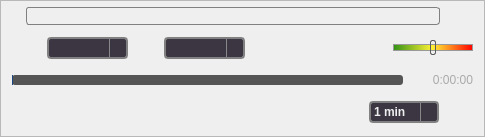
Before: the Qt Designer form branches/vlc-record_qt4/forms/qoverlayedcontrol.ui in code-google-com/vlc-record, drawn with Qt 5.
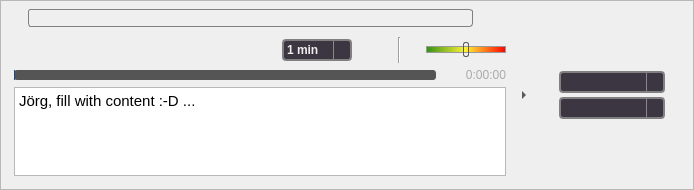
After: the same form once the commit is applied. Icons and pictures are not drawn. Custom widgets are drawn as their Qt base class.

Commit message: - add move crop / resize stuff to extended panel (not finished yet)

The edit to the form file:
```diff
--- a/branches/vlc-record_qt4/forms/qoverlayedcontrol.ui
+++ b/branches/vlc-record_qt4/forms/qoverlayedcontrol.ui
@@ -6,8 +6,8 @@
    <rect>
     <x>0</x>
     <y>0</y>
-    <width>485</width>
-    <height>137</height>
+    <width>694</width>
+    <height>190</height>
    </rect>
   </property>
   <property name="windowTitle">
@@ -117,21 +117,60 @@
      <property name="frameShadow">
       <enum>QFrame::Raised</enum>
      </property>
+     <layout class="QHBoxLayout" name="horizontalLayout" stretch="10,1,1">
+      <property name="spacing">
+       <number>0</number>
+      </property>
+      <property name="leftMargin">
+       <number>4</number>
+      </property>
+      <property name="topMargin">
+       <number>4</number>
+      </property>
+      <property name="rightMargin">
+       <number>4</number>
+      </property>
+      <property name="bottomMargin">
+       <number>4</number>
+      </property>
+      <item>
+       <widget class="QFrame" name="frame">
+        <property name="minimumSize">
+         <size>
+          <width>510</width>
+          <height>0</height>
+         </size>
+        </property>
+        <property name="maximumSize">
+         <size>
+          <width>510</width>
+          <height>16777215</height>
+         </size>
+        </property>
+        <property name="frameShape">
+         <enum>QFrame::NoFrame</enum>
+        </property>
+        <property name="frameShadow">
+         <enum>QFrame::Raised</enum>
+        </property>
+        <property name="lineWidth">
+         <number>0</number>
+        </property>
      <layout class="QVBoxLayout" name="verticalLayout_2">
       <property name="spacing">
        <number>0</number>
       </property>
       <property name="leftMargin">
-       <number>2</number>
+          <number>0</number>
       </property>
       <property name="topMargin">
-       <number>2</number>
+          <number>0</number>
       </property>
       <property name="rightMargin">
-       <number>2</number>
+          <number>0</number>
       </property>
       <property name="bottomMargin">
-       <number>2</number>
+          <number>0</number>
       </property>
       <item>
        <layout class="QHBoxLayout" name="hLayoutCaption">
@@ -289,102 +328,84 @@
          <number>9</number>
         </property>
         <item>
-         <widget class="QLabel" name="labAspect">
-          <property name="minimumSize">
-           <size>
-            <width>24</width>
-            <height>14</height>
-           </size>
-          </property>
+            <widget class="QPushButton" name="pushPlay">
           <property name="maximumSize">
            <size>
-            <width>24</width>
-            <height>14</height>
-           </size>
-          </property>
+               <width>26</width>
+               <height>26</height>
+              </size>
+             </property>
+             <property name="toolTip">
+              <string>Play selected Channel</string>
+             </property>
           <property name="text">
            <string/>
           </property>
-          <property name="pixmap">
-           <pixmap resource="../common.qrc">:/player/white_aspect</pixmap>
-          </property>
-          <property name="scaledContents">
-           <bool>true</bool>
-          </property>
-          <property name="alignment">
-           <set>Qt::AlignCenter</set>
-          </property>
-         </widget>
-        </item>
-        <item>
-         <widget class="QComboBoxEx" name="cbxAspect">
-          <property name="font">
-           <font>
-            <weight>75</weight>
-            <bold>true</bold>
-           </font>
-          </property>
-          <property name="toolTip">
-           <string>Aspect</string>
-          </property>
-          <property name="styleSheet">
-           <string notr="true"/>
-          </property>
+             <property name="icon">
+              <iconset resource="../common.qrc">
+               <normaloff>:/app/play</normaloff>:/app/play</iconset>
+             </property>
+             <property name="iconSize">
+              <size>
+               <width>24</width>
+               <height>24</height>
+              </size>
+             </property>
+             <property name="autoDefault">
+              <bool>false</bool>
+             </property>
+             <property name="flat">
+              <bool>true</bool>
+             </property>
          </widget>
         </item>
         <item>
-         <widget class="QLabel" name="labCrop">
-          <property name="minimumSize">
-           <size>
-            <width>14</width>
-            <height>14</height>
-           </size>
-          </property>
+            <widget class="QPushButton" name="pushRecord">
           <property name="maximumSize">
            <size>
-            <width>14</width>
-            <height>14</height>
-           </size>
-          </property>
+               <width>26</width>
+               <height>26</height>
+              </size>
+             </property>
+             <property name="toolTip">
+              <string>Record selected Channel</string>
+             </property>
           <property name="text">
            <string/>
           </property>
-          <property name="pixmap">
-           <pixmap resource="../common.qrc">:/player/white_crop</pixmap>
-          </property>
-          <property name="scaledContents">
-           <bool>true</bool>
-          </property>
-          <property name="alignment">
-           <set>Qt::AlignCenter</set>
-          </property>
-         </widget>
-        </item>
-        <item>
-         <widget class="QComboBoxEx" name="cbxCrop">
-          <property name="font">
-           <font>
-            <weight>75</weight>
-            <bold>true</bold>
-           </font>
-          </property>
-          <property name="toolTip">
-           <string>Crop</string>
-          </property>
+             <property name="icon">
+              <iconset resource="../common.qrc">
+               <normaloff>:/app/record</normaloff>:/app/record</iconset>
+             </property>
+             <property name="iconSize">
+              <size>
+               <width>24</width>
+               <height>24</height>
+              </size>
+             </property>
+             <property name="autoDefault">
+              <bool>false</bool>
+             </property>
+             <property name="flat">
+              <bool>true</bool>
+             </property>
          </widget>
         </item>
         <item>
-         <widget class="QPushButton" name="btnSaveAspectCrop">
+            <widget class="QPushButton" name="pushStop">
+             <property name="enabled">
+              <bool>false</bool>
+             </property>
           <property name="minimumSize">
            <size>
-            <width>22</width>
-            <height>22</height>
+               <width>0</width>
+               <height>0</height>
            </size>
           </property>
           <property name="maximumSize">
            <size>
-            <width>22</width>
-            <height>22</height>
+               <width>26</width>
+               <height>26</height>
            </size>
           </property>
           <property name="toolTip">
@@ -399,9 +420,63 @@
           </property>
           <property name="iconSize">
            <size>
-            <width>20</width>
+               <width>24</width>
+               <height>24</height>
+              </size>
+             </property>
+             <property name="autoDefault">
+              <bool>false</bool>
+             </property>
+             <property name="flat">
+              <bool>true</bool>
+             </property>
+            </widget>
+           </item>
+           <item>
+            <spacer name="horizontalSpacer">
+             <property name="orientation">
+              <enum>Qt::Horizontal</enum>
+             </property>
+             <property name="sizeHint" stdset="0">
+              <size>
+               <width>40</width>
             <height>20</height>
            </size>
+             </property>
+            </spacer>
+           </item>
+           <item>
+            <widget class="QPushButton" name="btnScrShot">
+             <property name="minimumSize">
+              <size>
+               <width>24</width>
+               <height>24</height>
+              </size>
+             </property>
+             <property name="maximumSize">
+              <size>
+               <width>24</width>
+               <height>24</height>
+              </size>
+             </property>
+             <property name="toolTip">
+              <string>Screenshot</string>
+             </property>
+             <property name="text">
+              <string/>
+             </property>
+             <property name="icon">
+              <iconset resource="../common.qrc">
+               <normaloff>:/app/cam</normaloff>:/app/cam</iconset>
+             </property>
+             <property name="iconSize">
+              <size>
+               <width>20</width>
+               <height>24</height>
+              </size>
+             </property>
+             <property name="shortcut">
+              <string>Ctrl+S</string>
           </property>
           <property name="flat">
            <bool>true</bool>
@@ -421,6 +496,120 @@
           </property>
          </spacer>
         </item>
+           <item>
+            <widget class="QPushButton" name="pushBwd">
+             <property name="enabled">
+              <bool>false</bool>
+             </property>
+             <property name="maximumSize">
+              <size>
+               <width>26</width>
+               <height>26</height>
+              </size>
+             </property>
+             <property name="toolTip">
+              <string>Jump Backward</string>
+             </property>
+             <property name="text">
+              <string/>
+             </property>
+             <property name="icon">
+              <iconset resource="../common.qrc">
+               <normaloff>:/app/bwd</normaloff>:/app/bwd</iconset>
+             </property>
+             <property name="iconSize">
+              <size>
+               <width>24</width>
+               <height>24</height>
+              </size>
+             </property>
+             <property name="flat">
+              <bool>true</bool>
+             </property>
+            </widget>
+           </item>
+           <item>
+            <widget class="QComboBoxEx" name="cbxTimeJumpVal">
+             <property name="minimumSize">
+              <size>
+               <width>70</width>
+               <height>0</height>
+              </size>
+             </property>
+             <property name="toolTip">
+              <string>Time Jump Value in minutes</string>
+             </property>
+             <item>
+              <property name="text">
+               <string>1 min</string>
+              </property>
+             </item>
+             <item>
+              <property name="text">
+               <string>2 min</string>
+              </property>
+             </item>
+             <item>
+              <property name="text">
+               <string>3 min</string>
+              </property>
+             </item>
+             <item>
+              <property name="text">
+               <string>4 min</string>
+              </property>
+             </item>
+             <item>
+              <property name="text">
+               <string>5 min</string>
+              </property>
+             </item>
+             <item>
+              <property name="text">
+               <string>10 min</string>
+              </property>
+             </item>
+            </widget>
+           </item>
+           <item>
+            <widget class="QPushButton" name="pushFwd">
+             <property name="enabled">
+              <bool>false</bool>
+             </property>
+             <property name="maximumSize">
+              <size>
+               <width>26</width>
+               <height>26</height>
+              </size>
+             </property>
+             <property name="toolTip">
+              <string>Jump Forward</string>
+             </property>
+             <property name="text">
+              <string/>
+             </property>
+             <property name="icon">
+              <iconset resource="../common.qrc">
+               <normaloff>:/app/fwd</normaloff>:/app/fwd</iconset>
+             </property>
+             <property name="iconSize">
+              <size>
+               <width>24</width>
+               <height>24</height>
+              </size>
+             </property>
+             <property name="flat">
+              <bool>true</bool>
+             </property>
+            </widget>
+           </item>
+           <item>
+            <widget class="Line" name="line">
+             <property name="orientation">
+              <enum>Qt::Vertical</enum>
+             </property>
+            </widget>
+           </item>
         <item>
          <widget class="QLabel" name="labSound">
           <property name="text">
@@ -617,7 +806,7 @@
        </layout>
       </item>
       <item>
-       <layout class="QHBoxLayout" name="hLayoutMainControl" stretch="0,0,0,0,0,0,0,0,0">
+          <layout class="QHBoxLayout" name="hLayoutMainControl" stretch="0">
         <property name="spacing">
          <number>6</number>
         </property>
@@ -631,258 +820,220 @@
          <number>9</number>
         </property>
         <item>
-         <widget class="QPushButton" name="pushPlay">
-          <property name="maximumSize">
-           <size>
-            <width>26</width>
-            <height>26</height>
-           </size>
-          </property>
-          <property name="toolTip">
-           <string>Play selected Channel</string>
-          </property>
-          <property name="text">
-           <string/>
-          </property>
-          <property name="icon">
-           <iconset resource="../common.qrc">
-            <normaloff>:/app/play</normaloff>:/app/play</iconset>
-          </property>
-          <property name="iconSize">
-           <size>
-            <width>24</width>
-            <height>24</height>
-           </size>
-          </property>
-          <property name="autoDefault">
-           <bool>false</bool>
-          </property>
-          <property name="flat">
-           <bool>true</bool>
-          </property>
-         </widget>
-        </item>
-        <item>
-         <widget class="QPushButton" name="pushRecord">
-          <property name="maximumSize">
-           <size>
-            <width>26</width>
-            <height>26</height>
-           </size>
-          </property>
-          <property name="toolTip">
-           <string>Record selected Channel</string>
-          </property>
-          <property name="text">
-           <string/>
-          </property>
-          <property name="icon">
-           <iconset resource="../common.qrc">
-            <normaloff>:/app/record</normaloff>:/app/record</iconset>
-          </property>
-          <property name="iconSize">
-           <size>
-            <width>24</width>
-            <height>24</height>
-           </size>
-          </property>
-          <property name="autoDefault">
-           <bool>false</bool>
-          </property>
-          <property name="flat">
-           <bool>true</bool>
-          </property>
+            <widget class="QTextEdit" name="textEdit">
+             <property name="html">
+              <string>&lt;!DOCTYPE HTML PUBLIC &quot;-//W3C//DTD HTML 4.0//EN&quot; &quot;http://www.w3.org/TR/REC-html40/strict.dtd&quot;&gt;
+&lt;html&gt;&lt;head&gt;&lt;meta name=&quot;qrichtext&quot; content=&quot;1&quot; /&gt;&lt;style type=&quot;text/css&quot;&gt;
+p, li { white-space: pre-wrap; }
+&lt;/style&gt;&lt;/head&gt;&lt;body style=&quot; font-family:'Ubuntu'; font-size:11pt; font-weight:400; font-style:normal;&quot;&gt;
+&lt;p style=&quot; margin-top:0px; margin-bottom:0px; margin-left:0px; margin-right:0px; -qt-block-indent:0; text-indent:0px;&quot;&gt;Jörg, fill with content :-D ...&lt;/p&gt;&lt;/body&gt;&lt;/html&gt;</string>
+             </property>
+            </widget>
+           </item>
+          </layout>
+         </item>
+        </layout>
          </widget>
         </item>
         <item>
-         <widget class="QPushButton" name="pushStop">
-          <property name="enabled">
-           <bool>false</bool>
-          </property>
+       <widget class="QToolButton" name="toolButton">
           <property name="minimumSize">
            <size>
             <width>0</width>
-            <height>0</height>
+          <height>80</height>
            </size>
           </property>
           <property name="maximumSize">
            <size>
-            <width>26</width>
-            <height>26</height>
-           </size>
-          </property>
-          <property name="toolTip">
-           <string>Stop Player</string>
+          <width>16777215</width>
+          <height>80</height>
+         </size>
+        </property>
+        <property name="styleSheet">
+         <string notr="true">background-color: transparent;</string>
           </property>
           <property name="text">
-           <string/>
-          </property>
-          <property name="icon">
-           <iconset resource="../common.qrc">
-            <normaloff>:/app/stop</normaloff>:/app/stop</iconset>
-          </property>
+         <string>...</string>
+        </property>
           <property name="iconSize">
            <size>
-            <width>24</width>
-            <height>24</height>
-           </size>
-          </property>
-          <property name="autoDefault">
-           <bool>false</bool>
-          </property>
-          <property name="flat">
-           <bool>true</bool>
-          </property>
+          <width>10</width>
+          <height>10</height>
+         </size>
+        </property>
+        <property name="popupMode">
+         <enum>QToolButton::DelayedPopup</enum>
+        </property>
+        <property name="toolButtonStyle">
+         <enum>Qt::ToolButtonIconOnly</enum>
+        </property>
+        <property name="arrowType">
+         <enum>Qt::RightArrow</enum>
+        </property>
          </widget>
         </item>
         <item>
-         <spacer name="horizontalSpacer">
+       <widget class="QFrame" name="gBVideFormat">
+        <layout class="QVBoxLayout" name="verticalLayout_3">
+         <property name="spacing">
+          <number>0</number>
+         </property>
+         <property name="leftMargin">
+          <number>0</number>
+         </property>
+         <property name="topMargin">
+          <number>0</number>
+         </property>
+         <property name="rightMargin">
+          <number>0</number>
+         </property>
+         <property name="bottomMargin">
+          <number>0</number>
+         </property>
+         <item>
+          <widget class="QFrame" name="frameToHide">
+           <property name="frameShape">
+            <enum>QFrame::NoFrame</enum>
+           </property>
+           <property name="frameShadow">
+            <enum>QFrame::Raised</enum>
+           </property>
+           <layout class="QVBoxLayout" name="verticalLayout_6" stretch="1,1,1">
+            <property name="spacing">
+             <number>0</number>
+            </property>
+            <property name="leftMargin">
+             <number>0</number>
+            </property>
+            <property name="topMargin">
+             <number>0</number>
+            </property>
+            <property name="rightMargin">
+             <number>0</number>
+            </property>
+            <property name="bottomMargin">
+             <number>0</number>
+            </property>
+            <item>
+             <spacer name="verticalSpacer_2">
           <property name="orientation">
-           <enum>Qt::Horizontal</enum>
+               <enum>Qt::Vertical</enum>
           </property>
           <property name="sizeHint" stdset="0">
            <size>
-            <width>40</width>
-            <height>20</height>
+                <width>20</width>
+                <height>38</height>
            </size>
           </property>
          </spacer>
         </item>
         <item>
-         <widget class="QPushButton" name="btnScrShot">
+             <layout class="QHBoxLayout" name="horizontalLayout_2">
+              <item>
+               <layout class="QVBoxLayout" name="verticalLayout_4">
+                <item>
+                 <widget class="QLabel" name="labAspect">
           <property name="minimumSize">
            <size>
             <width>24</width>
-            <height>24</height>
+                    <height>14</height>
            </size>
           </property>
           <property name="maximumSize">
            <size>
             <width>24</width>
-            <height>24</height>
-           </size>
-          </property>
-          <property name="toolTip">
-           <string>Screenshot</string>
-          </property>
+                    <height>14</height>
+                   </size>
+                  </property>
           <property name="text">
            <string/>
           </property>
-          <property name="icon">
-           <iconset resource="../common.qrc">
-            <normaloff>:/app/cam</normaloff>:/app/cam</iconset>
-          </property>
-          <property name="iconSize">
-           <size>
-            <width>20</width>
-            <height>24</height>
-           </size>
-          </property>
-          <property name="shortcut">
-           <string>Ctrl+S</string>
-          </property>
-          <property name="flat">
+                  <property name="pixmap">
+                   <pixmap resource="../common.qrc">:/player/white_aspect</pixmap>
+                  </property>
+                  <property name="scaledContents">
            <bool>true</bool>
           </property>
+                  <property name="alignment">
+                   <set>Qt::AlignCenter</set>
+                  </property>
          </widget>
         </item>
         <item>
-         <spacer name="horizontalSpacer_4">
-          <property name="orientation">
-           <enum>Qt::Horizontal</enum>
-          </property>
-          <property name="sizeHint" stdset="0">
+                 <widget class="QLabel" name="labCrop">
+                  <property name="minimumSize">
            <size>
-            <width>40</width>
-            <height>20</height>
-           </size>
-          </property>
-         </spacer>
-        </item>
-        <item>
-         <widget class="QPushButton" name="pushBwd">
-          <property name="enabled">
-           <bool>false</bool>
-          </property>
+                    <width>14</width>
+                    <height>14</height>
+                   </size>
+                  </property>
           <property name="maximumSize">
            <size>
-            <width>26</width>
-            <height>26</height>
-           </size>
-          </property>
-          <property name="toolTip">
-           <string>Jump Backward</string>
-          </property>
+                    <width>14</width>
+                    <height>14</height>
+                   </size>
+                  </property>
           <property name="text">
            <string/>
           </property>
-          <property name="icon">
-           <iconset resource="../common.qrc">
-            <normaloff>:/app/bwd</normaloff>:/app/bwd</iconset>
-          </property>
-          <property name="iconSize">
-           <size>
-            <width>24</width>
-            <height>24</height>
-           </size>
-          </property>
-          <property name="flat">
+                  <property name="pixmap">
+                   <pixmap resource="../common.qrc">:/player/white_crop</pixmap>
+                  </property>
+                  <property name="scaledContents">
            <bool>true</bool>
           </property>
-         </widget>
-        </item>
+                  <property name="alignment">
+                   <set>Qt::AlignCenter</set>
+                  </property>
+                 </widget>
+                </item>
+               </layout>
+              </item>
         <item>
-         <widget class="QComboBoxEx" name="cbxTimeJumpVal">
-          <property name="minimumSize">
-           <size>
-            <width>70</width>
-            <height>0</height>
-           </size>
+               <layout class="QVBoxLayout" name="verticalLayout_5">
+                <item>
+                 <widget class="QComboBoxEx" name="cbxAspect">
+                  <property name="font">
+                   <font>
+                    <weight>75</weight>
+                    <bold>true</bold>
+                   </font>
           </property>
           <property name="toolTip">
-           <string>Time Jump Value in minutes</string>
-          </property>
-          <item>
-           <property name="text">
-            <string>1 min</string>
-           </property>
+                   <string>Aspect</string>
+                  </property>
+                  <property name="styleSheet">
+                   <string notr="true"/>
+                  </property>
+                 </widget>
           </item>
           <item>
-           <property name="text">
-            <string>2 min</string>
-           </property>
-          </item>
-          <item>
-           <property name="text">
-            <string>3 min</string>
-           </property>
-          </item>
-          <item>
-           <property name="text">
-            <string>4 min</string>
-           </property>
+                 <widget class="QComboBoxEx" name="cbxCrop">
+                  <property name="font">
+                   <font>
+                    <weight>75</weight>
+                    <bold>true</bold>
+                   </font>
+                  </property>
+                  <property name="toolTip">
+                   <string>Crop</string>
+                  </property>
+                 </widget>
+                </item>
+               </layout>
           </item>
           <item>
-           <property name="text">
-            <string>5 min</string>
-           </property>
-          </item>
-          <item>
-           <property name="text">
-            <string>10 min</string>
-           </property>
-          </item>
-         </widget>
-        </item>
-        <item>
-         <widget class="QPushButton" name="pushFwd">
-          <property name="enabled">
-           <bool>false</bool>
-          </property>
+               <widget class="QPushButton" name="btnSaveAspectCrop">
+                <property name="minimumSize">
+                 <size>
+                  <width>22</width>
+                  <height>22</height>
+                 </size>
+                </property>
           <property name="maximumSize">
            <size>
-            <width>26</width>
-            <height>26</height>
+                  <width>22</width>
+                  <height>22</height>
            </size>
           </property>
           <property name="toolTip">
@@ -897,8 +1048,8 @@
           </property>
           <property name="iconSize">
            <size>
-            <width>24</width>
-            <height>24</height>
+                  <width>20</width>
+                  <height>20</height>
            </size>
           </property>
           <property name="flat">
@@ -907,6 +1058,25 @@
          </widget>
         </item>
        </layout>
+            </item>
+            <item>
+             <spacer name="verticalSpacer">
+              <property name="orientation">
+               <enum>Qt::Vertical</enum>
+              </property>
+              <property name="sizeHint" stdset="0">
+               <size>
+                <width>20</width>
+                <height>98</height>
+               </size>
+              </property>
+             </spacer>
+            </item>
+           </layout>
+          </widget>
+         </item>
+        </layout>
+       </widget>
       </item>
      </layout>
     </widget>
```
Left out of the diff: 8 changed lines with no effect on the pictures. Lines whose indentation alone changed are shown as unchanged. The commit also changes 5 other files.
